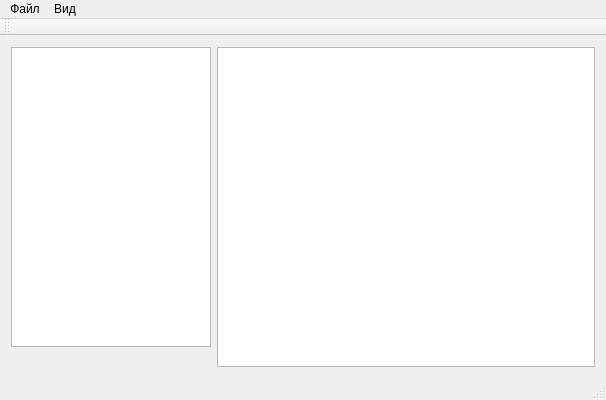
This is smartcode.ui in shotInLeg/SmartCode as Qt 5 draws it before an edit. The edited form follows.
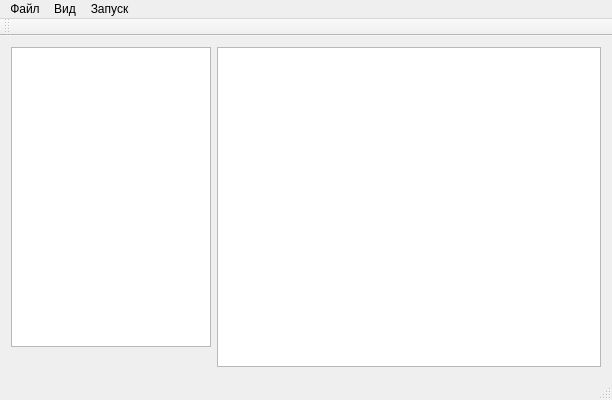
This is the edited form.

```diff
--- a/smartcode.ui
+++ b/smartcode.ui
@@ -6,8 +6,8 @@
    <rect>
     <x>0</x>
     <y>0</y>
-    <width>606</width>
-    <height>393</height>
+    <width>612</width>
+    <height>400</height>
    </rect>
   </property>
   <property name="windowTitle">
@@ -70,7 +70,11 @@
        <widget class="QWidget" name="wLineNumbers" native="true"/>
       </item>
       <item>
-       <widget class="QPlainTextEdit" name="pteCodeEdit"/>
+       <widget class="QTextEdit" name="pteCodeEdit">
+        <property name="styleSheet">
+         <string notr="true"/>
+        </property>
+       </widget>
       </item>
      </layout>
     </item>
@@ -81,7 +85,7 @@
     <rect>
      <x>0</x>
      <y>0</y>
-     <width>606</width>
+     <width>612</width>
      <height>21</height>
     </rect>
    </property>
@@ -98,8 +102,15 @@
     </property>
     <addaction name="aFontSettings"/>
    </widget>
+   <widget class="QMenu" name="menu_3">
+    <property name="title">
+     <string>Запуск</string>
+    </property>
+    <addaction name="aMakeCPP"/>
+   </widget>
    <addaction name="menu"/>
    <addaction name="menu_2"/>
+   <addaction name="menu_3"/>
   </widget>
   <widget class="QToolBar" name="mainToolBar">
    <attribute name="toolBarArea">
```
Left out of the diff: 13 changed lines with no effect on the pictures.
